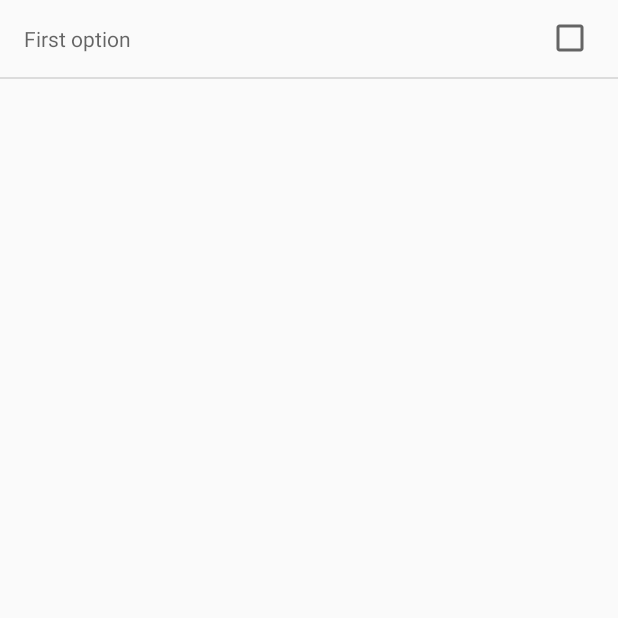
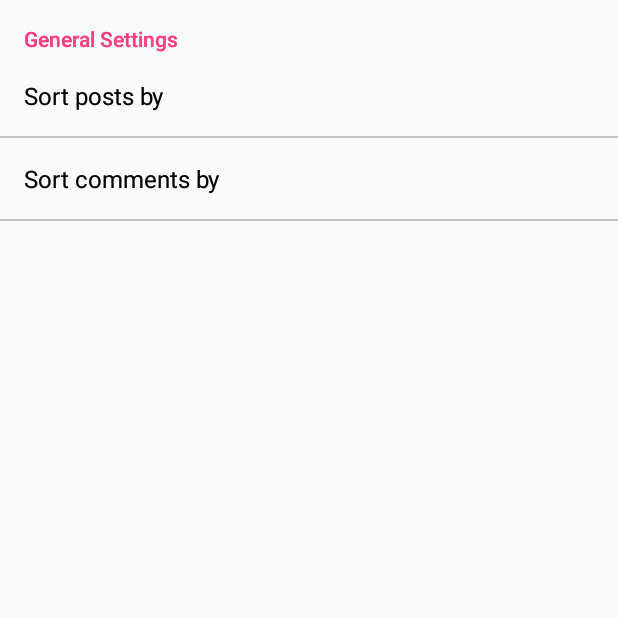
Before and after one commit to milospavicic/NewsProject, an Android app: the PostActivity screen opened directly, with no data from a screen before it, in the options menu, after a tap on "Settings", on a phone screen of 412 x 824 dp, the top half of it. Run offline under Robolectric (Android 15) with nearby library versions, the phone set to English and light mode, and no system bars.

Commit message:
Updated preferences, posts still not sorted

```diff
--- a/app/src/main/java/com/example/korisnik/newsproject/PostActivity.java
+++ b/app/src/main/java/com/example/korisnik/newsproject/PostActivity.java
@@ -1,11 +1,15 @@
 package com.example.korisnik.newsproject;
 
+import android.content.Context;
 import android.content.Intent;
+import android.content.SharedPreferences;
+import android.preference.PreferenceManager;
 import android.support.v4.widget.DrawerLayout;
 import android.support.v7.app.ActionBarDrawerToggle;
 import android.support.v7.app.AppCompatActivity;
 import android.os.Bundle;
 import android.support.v7.widget.Toolbar;
+import android.util.Log;
 import android.view.Menu;
 import android.view.MenuItem;
 import android.view.View;
@@ -54,6 +58,7 @@ public class PostActivity extends AppCompatActivity {
         mDrawerList.setAdapter(adapter);
 
 
+
         Toolbar toolbar = findViewById(R.id.toolbarPostA);
         setSupportActionBar(toolbar);
         final android.support.v7.app.ActionBar actionBar = getSupportActionBar();
@@ -82,18 +87,17 @@ public class PostActivity extends AppCompatActivity {
         mDrawerLayout.addDrawerListener(mDrawerToggle);
         mDrawerToggle.syncState();
 
-        User newUser = new User();
-        newUser.setName("NewUserName");
 
-        Date currentTime = Calendar.getInstance().getTime();
+        initPosts();
+        SharedPreferences preferences = PreferenceManager.getDefaultSharedPreferences(this);
+        String post_sort = preferences.getString("post_sort", null);
+        if(post_sort.equals("0")){
+            //posts.sort((o1,o2) -> o1.getDate().compareTo(o2.getDate()));
+            //sort posts by date
+        }else{
+            //sort posts by popularity
+        }
 
-        post.setAuthor(newUser);
-        post.setTitle("Post Title");
-        post.setDate(currentTime);
-        posts.add(post);
-        posts.add(post);
-        posts.add(post);
-        posts.add(post);
 
         PostAdapter postListAdapter = new PostAdapter(this,posts);
         ListView listView = findViewById(R.id.post_list_view);
@@ -203,4 +207,27 @@ public class PostActivity extends AppCompatActivity {
     protected void onRestart() {
         super.onRestart();
     }
+
+    public void initPosts(){
+        User newUser = new User();
+        newUser.setName("NewUserName");
+
+        Calendar currentTime = Calendar.getInstance();
+        currentTime.set(Calendar.YEAR,2018);
+        currentTime.set(Calendar.MONTH,1);
+        currentTime.set(Calendar.DAY_OF_MONTH,5);
+        currentTime.set(Calendar.HOUR_OF_DAY, 1);
+        currentTime.set(Calendar.MINUTE, 0);
+        currentTime.set(Calendar.SECOND, 0);
+        currentTime.set(Calendar.MILLISECOND, 0);
+
+        for(int i =0; i<=10; i++){
+            Post newPost = new Post();
+            newPost.setAuthor(newUser);
+            newPost.setTitle("Post Title "+i);
+            currentTime.set(Calendar.MINUTE, i*5);
+            newPost.setDate(currentTime.getTime());
+            posts.add(newPost);
+        }
+    }
 }
--- a/app/src/main/java/com/example/korisnik/newsproject/SettingsActivity.java
+++ b/app/src/main/java/com/example/korisnik/newsproject/SettingsActivity.java
@@ -1,8 +1,9 @@
 package com.example.korisnik.newsproject;
 
 import android.preference.PreferenceActivity;
-import android.support.v7.app.AppCompatActivity;
 import android.os.Bundle;
+
+import com.example.korisnik.newsproject.fragments.SettingsFragment;
 
 public class SettingsActivity extends PreferenceActivity {
 
@@ -10,5 +11,9 @@ public class SettingsActivity extends PreferenceActivity {
     protected void onCreate(Bundle savedInstanceState) {
         super.onCreate(savedInstanceState);
         addPreferencesFromResource(R.xml.preferences);
+
+        getFragmentManager().beginTransaction()
+                .replace(android.R.id.content, new SettingsFragment()).commit();
     }
+
 }
--- /dev/null
+++ b/app/src/main/java/com/example/korisnik/newsproject/fragments/SettingsFragment.java
@@ -0,0 +1,19 @@
+package com.example.korisnik.newsproject.fragments;
+
+import android.os.Bundle;
+import android.preference.PreferenceFragment;
+
+import com.example.korisnik.newsproject.R;
+
+public class SettingsFragment extends PreferenceFragment {
+
+    @Override
+    public void onCreate(Bundle savedInstanceState) {
+        super.onCreate(savedInstanceState);
+
+        // Load the preferences as configured in the /res/xml/preferences.xml file
+        // and displays them.
+        // The preferences will be automatically saved.
+        addPreferencesFromResource(R.xml.preferences);
+    }
+}
--- /dev/null
+++ b/app/src/main/res/values/arrays.xml
@@ -0,0 +1,23 @@
+<?xml version="1.0" encoding="utf-8"?>
+<resources>
+    <string-array name="sort_post_by">
+        <item>Date</item>
+        <item>Popularity</item>
+    </string-array>
+
+    <string-array name="sort_post_alias">
+        <item>0</item>
+        <item>1</item>
+    </string-array>
+
+    <string-array name="sort_comment_by">
+        <item>Date</item>
+        <item>Popularity</item>
+    </string-array>
+
+    <string-array name="sort_comment_alias">
+        <item>0</item>
+        <item>1</item>
+    </string-array>
+
+</resources>
--- a/app/src/main/res/xml/preferences.xml
+++ b/app/src/main/res/xml/preferences.xml
@@ -1,6 +1,24 @@
 <?xml version="1.0" encoding="utf-8"?>
 <PreferenceScreen xmlns:android="http://schemas.android.com/apk/res/android">
-    <CheckBoxPreference
-        android:checked="true"
-        android:summary="First option" />
+    <PreferenceCategory
+        android:title="General Settings"
+        android:key="general_settings">
+
+        <ListPreference
+            android:key="post_sort"
+            android:title="Sort posts by"
+            android:dialogTitle="Sort posts by"
+            android:entries="@array/sort_post_by"
+            android:entryValues="@array/sort_post_alias"
+            android:defaultValue="Date"
+            android:summary="%s"/>
+        <ListPreference
+            android:key="comment_sort"
+            android:title="Sort comments by"
+            android:dialogTitle="Sort comments by"
+            android:entries="@array/sort_comment_by"
+            android:entryValues="@array/sort_comment_alias"
+            android:defaultValue="Date"
+            android:summary="%s"/>
+    </PreferenceCategory>
 </PreferenceScreen>
```
